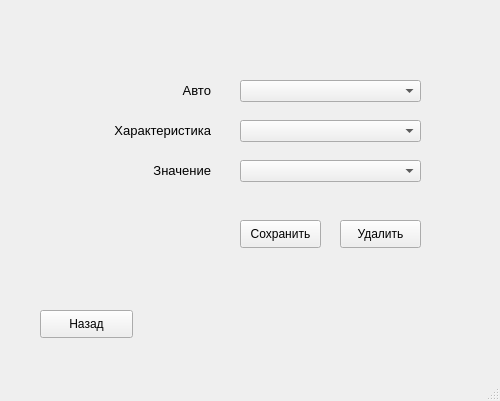
First picture: the form in uiservice/editavch.ui, repository eswat109/-intellectualization, before the edit.
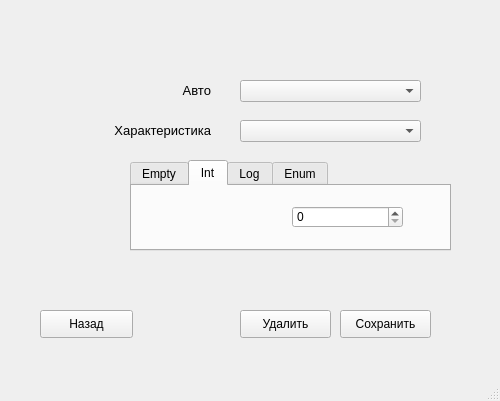
Second picture: the form after the edit. The open tabs and pages were chosen to show the change.

Patch:
```diff
--- a/uiservice/editavch.ui
+++ b/uiservice/editavch.ui
@@ -97,22 +97,12 @@
      </rect>
     </property>
    </widget>
-   <widget class="QComboBox" name="comboBoxValue">
-    <property name="geometry">
-     <rect>
-      <x>240</x>
-      <y>160</y>
-      <width>181</width>
-      <height>22</height>
-     </rect>
-    </property>
-   </widget>
    <widget class="QPushButton" name="pushButton">
     <property name="geometry">
      <rect>
-      <x>240</x>
-      <y>220</y>
-      <width>81</width>
+      <x>340</x>
+      <y>310</y>
+      <width>91</width>
       <height>28</height>
      </rect>
     </property>
@@ -123,9 +113,9 @@
    <widget class="QPushButton" name="pushButton_2">
     <property name="geometry">
      <rect>
-      <x>340</x>
-      <y>220</y>
-      <width>81</width>
+      <x>240</x>
+      <y>310</y>
+      <width>91</width>
       <height>28</height>
      </rect>
     </property>
@@ -146,6 +136,69 @@
      <string>Назад</string>
     </property>
    </widget>
+   <widget class="QTabWidget" name="tabWidget">
+    <property name="geometry">
+     <rect>
+      <x>130</x>
+      <y>160</y>
+      <width>321</width>
+      <height>91</height>
+     </rect>
+    </property>
+    <property name="currentIndex">
+     <number>0</number>
+    </property>
+    <widget class="QWidget" name="tab_Empty">
+     <attribute name="title">
+      <string>Empty</string>
+     </attribute>
+    </widget>
+    <widget class="QWidget" name="tabInt">
+     <attribute name="title">
+      <string>Int</string>
+     </attribute>
+     <widget class="QSpinBox" name="spinBox">
+      <property name="geometry">
+       <rect>
+        <x>160</x>
+        <y>20</y>
+        <width>111</width>
+        <height>22</height>
+       </rect>
+      </property>
+     </widget>
+    </widget>
+    <widget class="QWidget" name="tabLog">
+     <attribute name="title">
+      <string>Log</string>
+     </attribute>
+     <widget class="QComboBox" name="comboBoxValue">
+      <property name="geometry">
+       <rect>
+        <x>110</x>
+        <y>20</y>
+        <width>181</width>
+        <height>22</height>
+       </rect>
+      </property>
+     </widget>
+    </widget>
+    <widget class="QWidget" name="tabEnum">
+     <attribute name="title">
+      <string>Enum</string>
+     </attribute>
+     <widget class="QComboBox" name="comboBoxValue_2">
+      <property name="geometry">
+       <rect>
+        <x>110</x>
+        <y>20</y>
+        <width>181</width>
+        <height>22</height>
+       </rect>
+      </property>
+     </widget>
+    </widget>
+   </widget>
   </widget>
   <widget class="QMenuBar" name="menubar">
    <property name="geometry">
```
